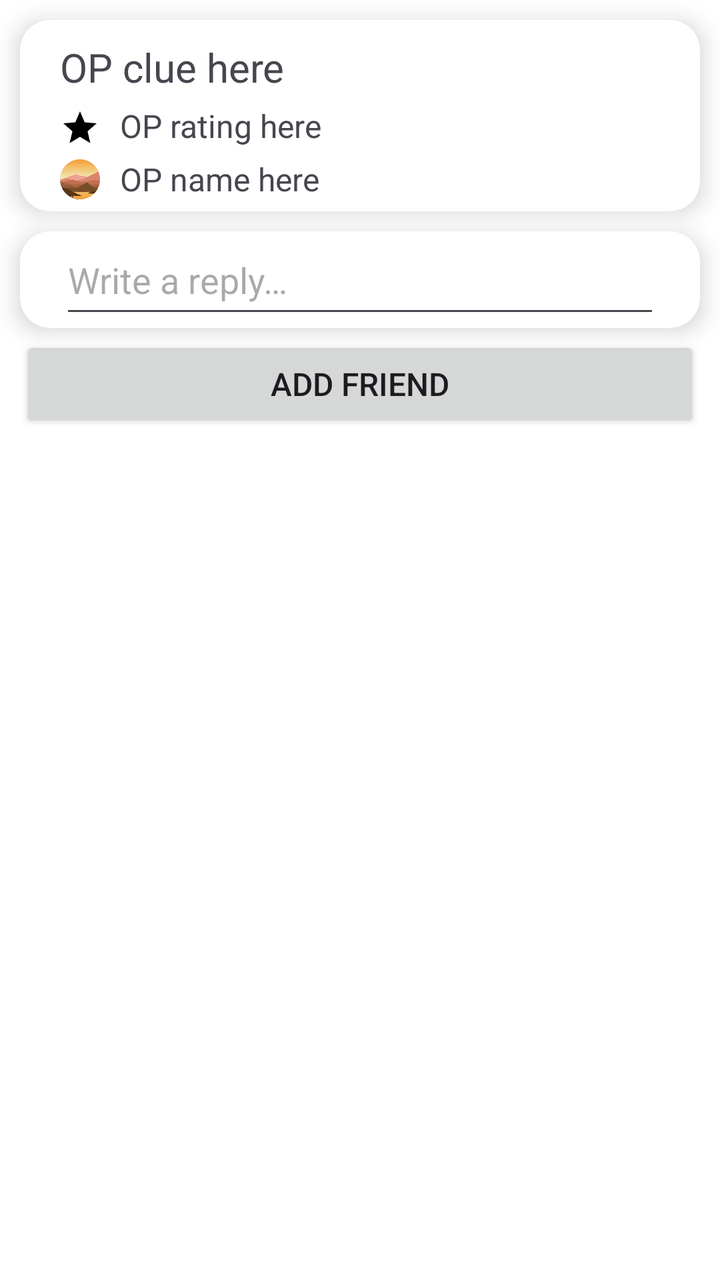
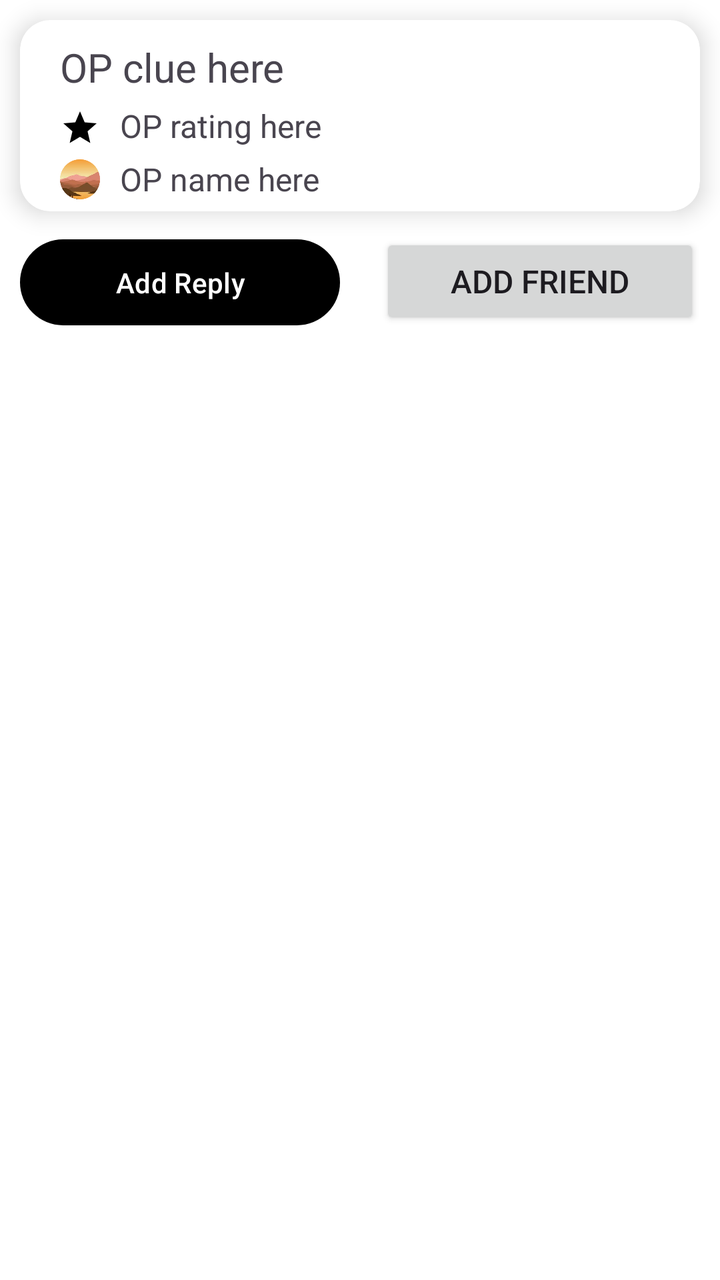

The first picture is an Android layout as it rendered before a commit; the second is the same layout after the commit. The layout source and the unified diff follow.
<!-- AndroidManifest.xml: application theme Theme.TheApp -->
<!-- res/layout/fragment_post.xml -->
<?xml version="1.0" encoding="utf-8"?>
<LinearLayout
    xmlns:android="http://schemas.android.com/apk/res/android"
    xmlns:app="http://schemas.android.com/apk/res-auto"
    xmlns:tools="http://schemas.android.com/tools"
    android:layout_width="match_parent"
    android:layout_height="wrap_content"
    android:orientation="vertical"
    tools:context=".PostFragment">

    <androidx.cardview.widget.CardView
        android:layout_width="match_parent"
        android:layout_height="wrap_content"
        app:cardCornerRadius="15dp"
        android:layout_margin="10dp"
        android:layout_marginBottom="4dp"
        app:cardElevation="7dp">

        <RelativeLayout
            android:layout_width="match_parent"
            android:layout_height="match_parent"
            android:orientation="vertical">

            <TextView
                android:id="@+id/originalPostClue"
                android:layout_width="match_parent"
                android:layout_height="wrap_content"
                android:textSize="20sp"
                android:text="@string/default_op_clue"
                android:layout_marginStart="20dp"
                android:layout_marginEnd="20dp"
                android:layout_marginTop="10dp"
                android:maxLines="1"/>

            <ImageView
                android:layout_width="20dp"
                android:layout_height="wrap_content"
                android:layout_below="@id/originalPostClue"
                android:layout_marginStart="20dp"
                android:layout_marginTop="5dp"
                android:src="@drawable/baseline_star_24"/>

            <TextView
                android:id="@+id/originalPostRating"
                android:layout_below="@id/originalPostClue"
                android:layout_width="match_parent"
                android:layout_height="wrap_content"
                android:textSize="16sp"
                android:text="@string/default_op_rating"
                android:layout_marginStart="50dp"
                android:layout_marginEnd="50dp"
                android:layout_marginTop="5dp"/>

            <ImageView
                android:id="@+id/postPfp"
                android:layout_width="20dp"
                android:layout_height="32dp"
                android:layout_below="@id/originalPostRating"
                android:layout_marginStart="20dp"
                android:layout_marginEnd="10dp"
                android:src="@drawable/ic_profile"/>

            <TextView
                android:id="@+id/originalPostOP"
                android:layout_below="@id/originalPostRating"
                android:layout_width="match_parent"
                android:layout_height="wrap_content"
                android:textSize="16sp"
                android:text="@string/default_op_name"
                android:layout_toEndOf="@id/postPfp"
                android:layout_marginTop="5dp"/>

        </RelativeLayout>

    </androidx.cardview.widget.CardView>

    <androidx.cardview.widget.CardView
        android:layout_width="match_parent"
        android:layout_height="wrap_content"
        app:cardCornerRadius="15dp"
        android:layout_marginTop="0dp"
        android:layout_marginBottom="4dp"
        android:layout_marginStart="10dp"
        android:layout_marginEnd="10dp"
        app:cardElevation="7dp">

        <EditText
            android:id="@+id/addReply"
            android:layout_width="match_parent"
            android:layout_height="wrap_content"
            android:layout_marginStart="20dp"
            android:layout_marginEnd="20dp"
            android:paddingTop="12dp"
            android:paddingBottom="12dp"
            android:hint="@string/write_a_reply" />

    </androidx.cardview.widget.CardView>

    <Button
        android:id="@+id/addFriend"
        android:layout_width="match_parent"
        android:layout_height="wrap_content"
        android:layout_marginHorizontal="10dp"
        android:text="@string/add_friend"
        android:textSize="16sp"/>

    
    <androidx.recyclerview.widget.RecyclerView
        android:id="@+id/replyRecyclerView"
        android:layout_width="match_parent"
        android:layout_height="wrap_content"
        android:layout_marginTop="16dp"
        android:layout_marginStart="10dp"
        android:layout_marginEnd="10dp"/>

</LinearLayout>
<!-- resources referenced by this layout -->
<resources>
  <!-- drawable baseline_star_24 (drawable) -->
  <vector xmlns:android="http://schemas.android.com/apk/res/android" android:height="24dp" android:tint="#000000" android:viewportHeight="24" android:viewportWidth="24" android:width="24dp">
        
      <path android:fillColor="@android:color/white" android:pathData="M12,17.27L18.18,21l-1.64,-7.03L22,9.24l-7.19,-0.61L12,2 9.19,8.63 2,9.24l5.46,4.73L5.82,21z"/>
      
  </vector>
  <!-- drawable ic_profile (drawable) -->
  <?xml version="1.0" encoding="utf-8"?>
  <bitmap xmlns:android="http://schemas.android.com/apk/res/android"
      android:src="@drawable/cropped_circle_image"
      android:gravity="center">
  
  </bitmap>
  <string name="add_friend">Add friend</string>
  <string name="default_op_clue">OP clue here</string>
  <string name="default_op_name">OP name here</string>
  <string name="default_op_rating">OP rating here</string>
  <string name="write_a_reply">Write a reply…</string>
  <style name="Theme.TheApp" parent="Base.Theme.TheApp" />
  <!-- drawable cropped_circle_image: png bitmap (drawable, 21187 bytes) -->
  <style name="Base.Theme.TheApp" parent="Theme.Material3.DayNight.NoActionBar">
          
          
          <item name="colorSurface">@color/nav_view</item>
          <item name="colorOnBackground">@color/nav_view</item>
          <item name="android:colorBackground">@color/nav_view</item>
          <item name="colorPrimary">@color/primary</item>
          <item name="colorOnPrimary">@color/on_primary</item>
      </style>
  <color name="nav_view">#FFFFFF</color>
  <color name="primary">#000000</color>
  <color name="on_primary">#FFFFFF</color>
</resources>

<!-- the commit's change to res/layout/fragment_post.xml (unified diff, before → after) -->
@@ -74,36 +74,33 @@
 
     </androidx.cardview.widget.CardView>
 
-    <androidx.cardview.widget.CardView
+    <LinearLayout
         android:layout_width="match_parent"
-        android:layout_height="wrap_content"
-        app:cardCornerRadius="15dp"
-        android:layout_marginTop="0dp"
-        android:layout_marginBottom="4dp"
-        android:layout_marginStart="10dp"
-        android:layout_marginEnd="10dp"
-        app:cardElevation="7dp">
+        android:layout_height="wrap_content">
 
-        <EditText
+        <com.google.android.material.button.MaterialButton
             android:id="@+id/addReply"
-            android:layout_width="match_parent"
+            android:layout_width="0dp"
             android:layout_height="wrap_content"
-            android:layout_marginStart="20dp"
-            android:layout_marginEnd="20dp"
+            android:layout_weight=".5"
+            android:layout_marginHorizontal="10dp"
+            android:text="@string/write_a_reply"
             android:paddingTop="12dp"
-            android:paddingBottom="12dp"
-            android:hint="@string/write_a_reply" />
+            android:paddingBottom="12dp"/>
 
-    </androidx.cardview.widget.CardView>
+        <Button
+            android:id="@+id/addFriend"
+            android:layout_width="0dp"
+            android:layout_height="wrap_content"
+            android:layout_weight=".5"
+            android:layout_marginHorizontal="10dp"
+            android:text="@string/add_friend"
+            android:textSize="16sp"
+            app:layout_constraintStart_toEndOf="@id/addReply"
+            app:layout_constraintEnd_toEndOf="parent"
+            app:layout_constraintTop_toTopOf="parent"/>
 
-    <Button
-        android:id="@+id/addFriend"
-        android:layout_width="match_parent"
-        android:layout_height="wrap_content"
-        android:layout_marginHorizontal="10dp"
-        android:text="@string/add_friend"
-        android:textSize="16sp"/>
-
+    </LinearLayout>
     
     <androidx.recyclerview.widget.RecyclerView
         android:id="@+id/replyRecyclerView"
<!-- resource entries referenced after the edit -->
@@ -17,7 +17,7 @@
   <string name="default_op_clue">OP clue here</string>
   <string name="default_op_name">OP name here</string>
   <string name="default_op_rating">OP rating here</string>
-  <string name="write_a_reply">Write a reply…</string>
+  <string name="write_a_reply">Add Reply</string>
   <style name="Theme.TheApp" parent="Base.Theme.TheApp" />
   <!-- drawable cropped_circle_image: png bitmap (drawable, 21187 bytes) -->
   <style name="Base.Theme.TheApp" parent="Theme.Material3.DayNight.NoActionBar">
